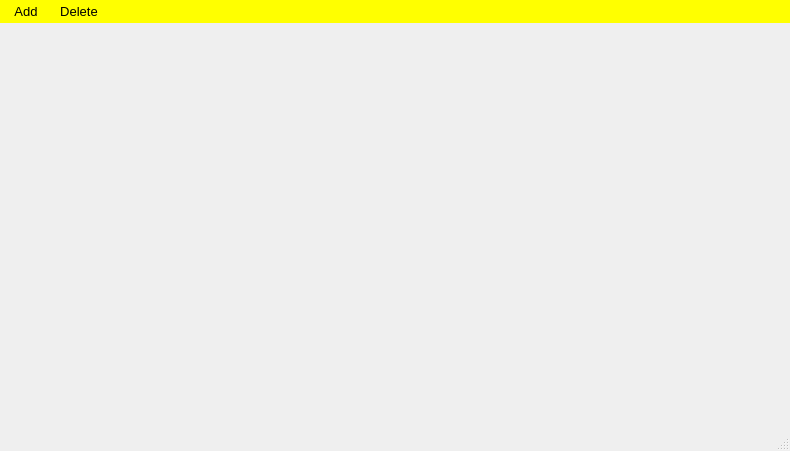
shahabbadihi/airport_managementt, file MyProj/mainwindow.ui: the form before one commit.
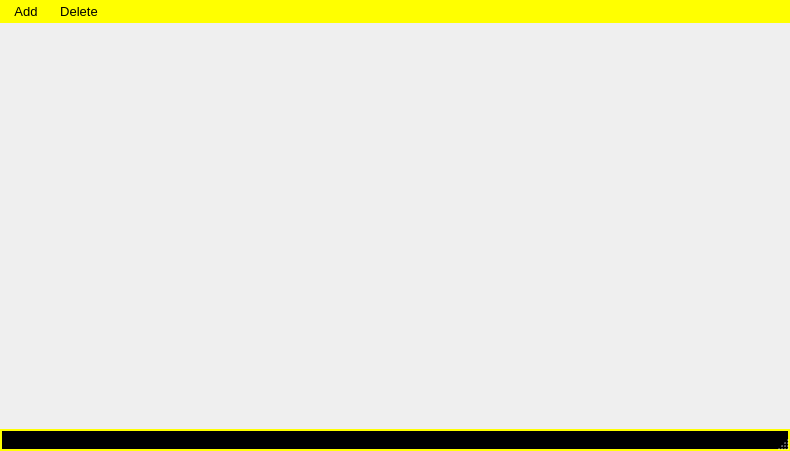
The form after the commit. Icons and pictures are not drawn.

Commit message: status bar and some BUG FIX

```diff
--- a/MyProj/mainwindow.ui
+++ b/MyProj/mainwindow.ui
@@ -132,6 +132,14 @@
 
 QTabBar::tab:only-one {
     margin: 0; /* if there is only one tab, we don't want overlapping margins */
+}
+
+QStatusBar {
+	
+	background-color: rgb(0, 0, 0);
+	color: rgb(255, 255, 0);
+	border: 2px solid yellow;
+	padding: 3px;
 }</string>
   </property>
   <widget class="QWidget" name="centralwidget">
```
The commit also changes 27 other files.
